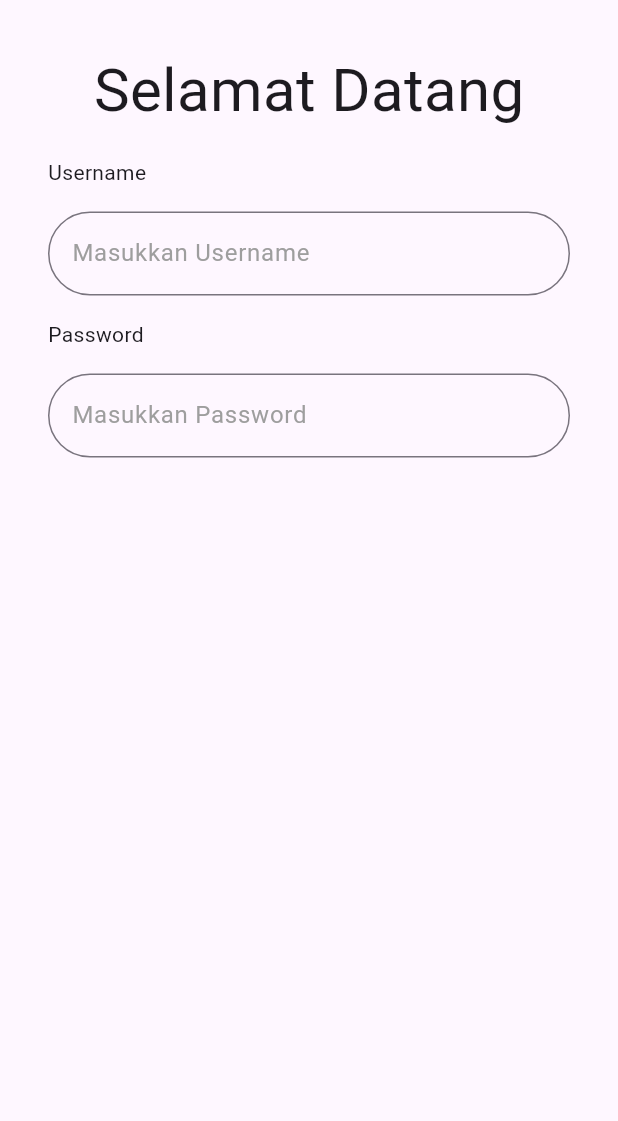
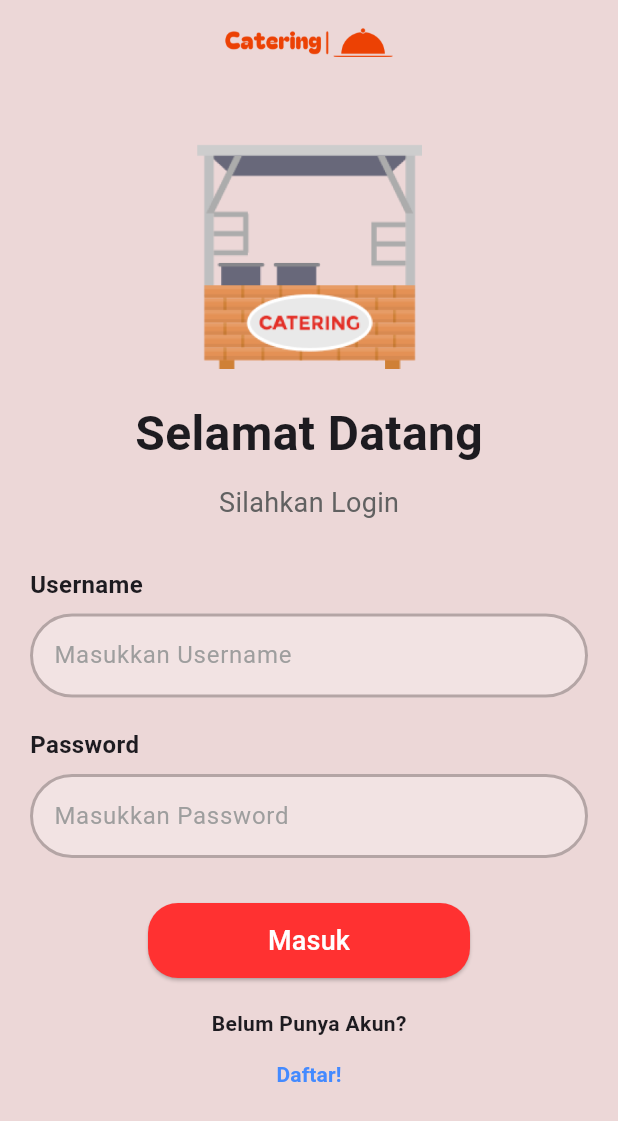
Before and after one commit to Halfboiled720p/catering_mobile_setengah, a Flutter app: the screen it shows after launch, on a phone screen of 412 x 824 dp. Shown: the top 1121 px of the screen. Run offline on Flutter 3.47's test engine with Material 3 defaults, Android fonts, the light colour scheme and no system bars; our stand-ins replace get.

Commit message:
fix main login

```diff
--- a/lib/app/pages/modules/login/views/main_login.dart
+++ b/lib/app/pages/modules/login/views/main_login.dart
@@ -5,56 +5,147 @@ class MainLogin extends StatelessWidget {
   @override
   Widget build(BuildContext context) {
     return Scaffold(
-        body: Padding(
-      padding: const EdgeInsets.all(32.0),
+      backgroundColor: Color(0xFFECD7D7),
+      appBar: AppBar(
+        title:
+            Center(
+              child: Image.asset(
+                'assets/images/logo.png',
+                height: 20,
+              ),
+            ),
+
+        centerTitle: true,
+        backgroundColor: Color(0xFFECD7D7),
+      ),
+      body: SingleChildScrollView(
+        padding: const EdgeInsets.all(20.0),
         child: Column(
           crossAxisAlignment: CrossAxisAlignment.start,
           mainAxisSize: MainAxisSize.min,
           children: [
+            SizedBox(height: 20),
+            Center(
+              child: Image.asset(
+                'assets/images/Container.png',
+                height: 150,
+              ),
+            ),
+            SizedBox(height: 20),
+            // Judul
             Center(
               child: Text(
                 'Selamat Datang',
-              style: TextStyle(fontSize: 40),
+                style: TextStyle(fontSize: 32, fontWeight: FontWeight.bold),
               ),
             ),
-          SizedBox(
-            height: 16,
+            SizedBox(height: 10),
+            Center(
+              child: Text(
+                'Silahkan Login',
+                style: TextStyle(fontSize: 18, color: Colors.grey[700]),
               ),
+            ),
+            SizedBox(height: 30),
+            // Input Username
             Text(
               'Username',
+              style: TextStyle(fontWeight: FontWeight.bold, fontSize: 16),
+              textAlign: TextAlign.start,
             ),
-          SizedBox(
-            height: 16,
-          ),
+            SizedBox(height: 8),
             TextField(
               decoration: InputDecoration(
-              border: OutlineInputBorder(
+                filled: true,
+                fillColor: Color(0xFFF2E3E3),
+                enabledBorder: OutlineInputBorder(
                   borderRadius: BorderRadius.circular(30.0),
+                  borderSide: BorderSide(color: Color(0xFFB4A5A5), width: 2),
+                ),
+                focusedBorder: OutlineInputBorder(
+                  borderRadius: BorderRadius.circular(30.0),
+                  borderSide: BorderSide(color: Color(0xFF23A1F2), width: 2.5),
                 ),
                 hintText: 'Masukkan Username',
                 hintStyle: TextStyle(color: Colors.grey),
               ),
             ),
-          SizedBox(
-            height: 16,
-          ),
+            SizedBox(height: 20),
+            // Input Password
             Text(
               'Password',
+              style: TextStyle(fontWeight: FontWeight.bold, fontSize: 16),
             ),
-          SizedBox(
-            height: 16,
+            SizedBox(height: 8),
+            TextField(
+              obscureText: true, // Menyembunyikan password
+              decoration: InputDecoration(
+                filled: true,
+                fillColor: Color(0xFFF2E3E3),
+                enabledBorder: OutlineInputBorder(
+                  borderRadius: BorderRadius.circular(30.0),
+                  borderSide: BorderSide(color: Color(0xFFB4A5A5), width: 2),
                 ),
-          TextField(
-            decoration: InputDecoration(
-              border: OutlineInputBorder(
+                focusedBorder: OutlineInputBorder(
                   borderRadius: BorderRadius.circular(30.0),
+                  borderSide:
+                      const BorderSide(color: Color(0xFF23A1F2), width: 2.5),
                 ),
                 hintText: 'Masukkan Password',
                 hintStyle: TextStyle(color: Colors.grey),
               ),
             ),
+            SizedBox(height: 30),
+            // Tombol Masuk
+            Center(
+              child: ElevatedButton(
+                onPressed: () {
+                  // Tambahkan fungsi untuk login
+                },
+                child: Text(
+                  'Masuk',
+                  style: TextStyle(color: Colors.white, fontSize: 18),
+                ),
+                style: ElevatedButton.styleFrom(
+                  padding: EdgeInsets.symmetric(vertical: 12, horizontal: 80),
+                  backgroundColor: Color(0xFFFF3131), // Warna tombol
+                  shape: RoundedRectangleBorder(
+                    borderRadius: BorderRadius.circular(20),
+                  ),
+                ),
+              ),
+            ),
+            SizedBox(height: 20),
+            // Teks "Belum Punya Akun?"
+            Center(
+              child: Text(
+                'Belum Punya Akun?',
+                style: TextStyle(
+                  fontWeight: FontWeight.bold,
+                  fontSize: 14,
+                ),
+              ),
+            ),
+            Center(
+              child: TextButton(
+                onPressed: () {
+                  print("Navigasi ke halaman pendaftaran");
+                  // Get.toNamed(Routes.REGISTER);
+                },
+                child: Text(
+                  'Daftar!',
+                  style: TextStyle(
+                    color: Colors.blueAccent,
+                    fontSize: 14,
+                    fontWeight: FontWeight.bold,
+                  ),
+                ),
+              ),
+            ),
+            SizedBox(height: 30),
           ],
         ),
-    ));
+      ),
+    );
   }
 }
--- a/pubspec.yaml
+++ b/pubspec.yaml
@@ -60,9 +60,9 @@ flutter:
   uses-material-design: true
 
   # To add assets to your application, add an assets section, like this:
-  # assets:
-  #   - images/a_dot_burr.jpeg
-  #   - images/a_dot_ham.jpeg
+  assets:
+    - assets/icons/
+    - assets/images/
 
   # An image asset can refer to one or more resolution-specific "variants", see
   # https://flutter.dev/to/resolution-aware-images
```
Also changed, not shown: assets/images/Container.png (added), assets/images/logo.png (added). Lines whose indentation alone changed are shown as unchanged.
